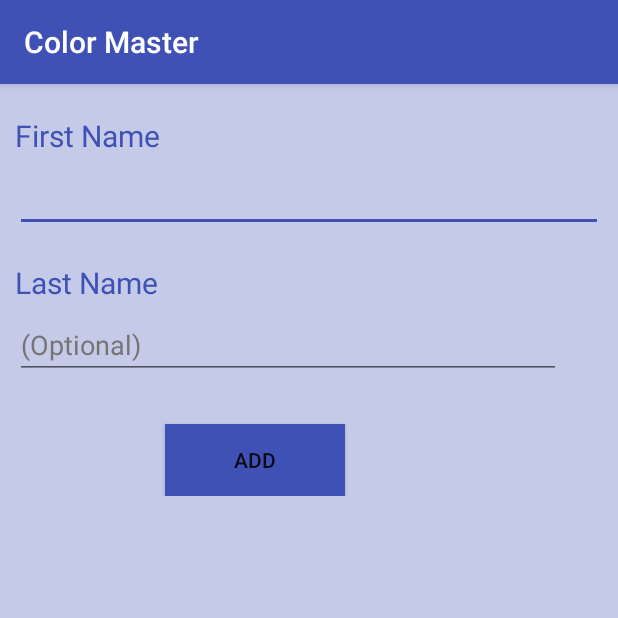
After one commit to ogba101/ColourMaster, an Android app: the login_activity screen opened directly, with no data from a screen before it, on a phone screen of 412 x 824 dp, the top half of it. The commit adds this screen. Run offline under Robolectric (Android 15) with nearby library versions, the phone set to English and light mode, and no system bars.

Commit message:
git commit -m "login"

```diff
--- a/app/src/main/AndroidManifest.xml
+++ b/app/src/main/AndroidManifest.xml
@@ -15,6 +15,7 @@
                 <category android:name="android.intent.category.LAUNCHER" />
             </intent-filter>
         </activity>
+        <activity android:name=".login_activity"></activity>
     </application>
 
 </manifest>
--- /dev/null
+++ b/app/src/main/java/project/colormaster/login_activity.java
@@ -0,0 +1,13 @@
+package project.colormaster;
+
+import android.support.v7.app.AppCompatActivity;
+import android.os.Bundle;
+
+public class login_activity extends AppCompatActivity {
+
+    @Override
+    protected void onCreate(Bundle savedInstanceState) {
+        super.onCreate(savedInstanceState);
+        setContentView(R.layout.login_colormaster);
+    }
+}
--- a/app/src/main/res/layout/activity_profile_manager.xml
+++ b/app/src/main/res/layout/activity_profile_manager.xml
@@ -1,16 +1,17 @@
 <?xml version="1.0" encoding="utf-8"?>
-<RelativeLayout xmlns:android="http://schemas.android.com/apk/res/android"
+<RelativeLayout
+    xmlns:android="http://schemas.android.com/apk/res/android"
     xmlns:tools="http://schemas.android.com/tools"
     android:layout_width="match_parent"
     android:layout_height="match_parent"
-    android:paddingBottom="@dimen/activity_vertical_margin"
     android:paddingLeft="@dimen/activity_horizontal_margin"
     android:paddingRight="@dimen/activity_horizontal_margin"
     android:paddingTop="@dimen/activity_vertical_margin"
+    android:paddingBottom="@dimen/activity_vertical_margin"
     tools:context="project.colormaster.profileManager">
 
     <TextView
+        android:text="Hello World!"
         android:layout_width="wrap_content"
-        android:layout_height="wrap_content"
-        android:text="Hello World!" />
+        android:layout_height="wrap_content" />
 </RelativeLayout>
--- /dev/null
+++ b/app/src/main/res/layout/login_colormaster.xml
@@ -0,0 +1,72 @@
+<?xml version="1.0" encoding="utf-8"?>
+<ScrollView
+    xmlns:android="http://schemas.android.com/apk/res/android"
+    android:layout_width="fill_parent"
+    android:layout_height="fill_parent"
+    android:fillViewport="true">
+    <RelativeLayout
+        android:layout_width="fill_parent"
+        android:layout_height="wrap_content"
+        android:background="#C5CAE9">
+
+        <!--  Header  Starts-->
+        <LinearLayout
+            android:orientation="vertical"
+            android:id="@+id/header"
+            android:layout_width="fill_parent"
+            android:layout_height="wrap_content"
+            android:paddingTop="5dip"
+            android:paddingBottom="5dip">
+        </LinearLayout>
+        <LinearLayout
+            android:orientation="vertical"
+            android:id="@+id/footer"
+            android:layout_width="fill_parent"
+            android:layout_height="90dip"
+            android:layout_alignParentBottom="true">
+        </LinearLayout>
+        <!-- Login Form -->
+        <LinearLayout
+            xmlns:android="http://schemas.android.com/apk/res/android"
+            android:orientation="vertical"
+            android:layout_width="match_parent"
+            android:layout_height="wrap_content"
+            android:padding="10dip"
+            android:layout_below="@id/header">
+            <!--  Email Label -->
+            <TextView android:layout_width="fill_parent"
+                android:layout_height="wrap_content"
+                android:textColor="#3F51B5"
+                android:textSize="20dp"
+                android:text="First Name"/>
+            <EditText android:layout_width="fill_parent"
+                android:layout_height="wrap_content"
+                android:layout_marginTop="5dip"
+                android:layout_marginBottom="20dip"
+                android:singleLine="true"/>
+            <!--  Password Label -->
+            <TextView android:layout_width="fill_parent"
+                android:layout_height="wrap_content"
+                android:textColor="#3F51B5"
+                android:textSize="20dp"
+                android:text="Last Name"/>
+            <EditText android:layout_width="364dp"
+                android:layout_height="wrap_content"
+                android:layout_marginTop="5dip"
+                android:hint="(Optional)"
+                android:textColorHint="#757575"
+                android:layout_marginBottom="20dip"
+                android:inputType="textCapCharacters|textAutoCorrect"
+                android:singleLine="true"/>
+            <!-- Login button -->
+            <Button android:id="@+id/btnLogin"
+                android:layout_width="120dp"
+                android:layout_height="wrap_content"
+                android:background="#3F51B5"
+                android:layout_marginLeft="100dp"
+                android:layout_marginTop="10dip"
+                android:text="ADD"/>
+        </LinearLayout>
+        <!-- Login Form Ends -->
+    </RelativeLayout>
+</ScrollView>
--- a/app/src/main/res/values/colors.xml
+++ b/app/src/main/res/values/colors.xml
@@ -2,5 +2,5 @@
 <resources>
     <color name="colorPrimary">#3F51B5</color>
     <color name="colorPrimaryDark">#303F9F</color>
-    <color name="colorAccent">#FF4081</color>
+    <color name="colorAccent">#3F51B5</color>
 </resources>
```
